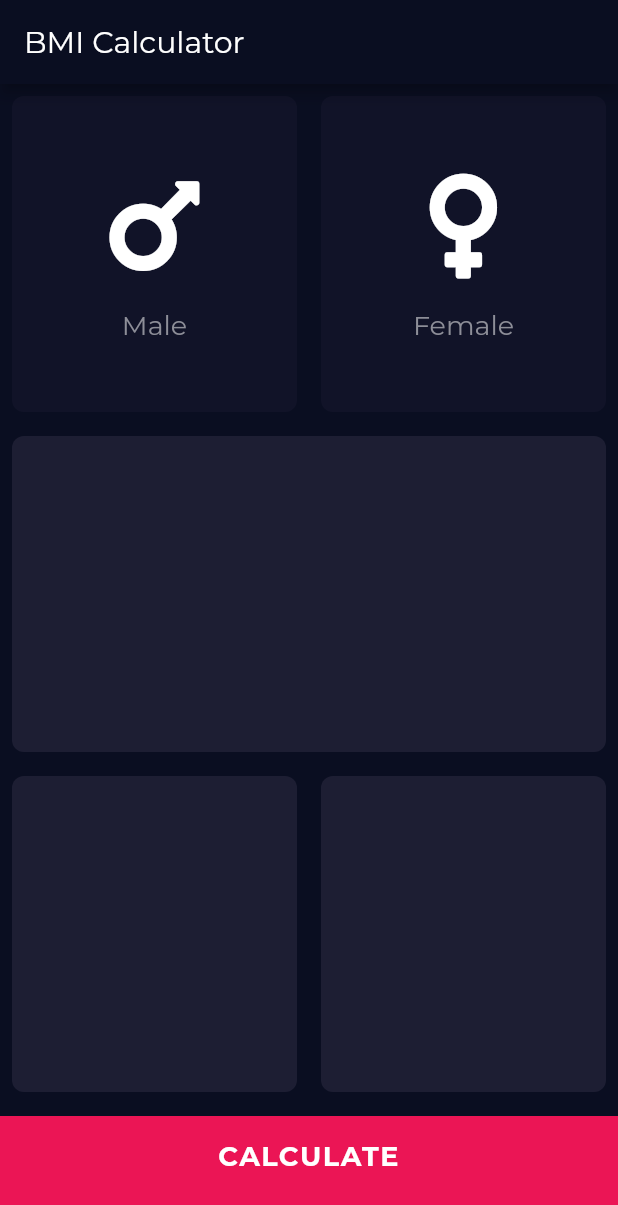
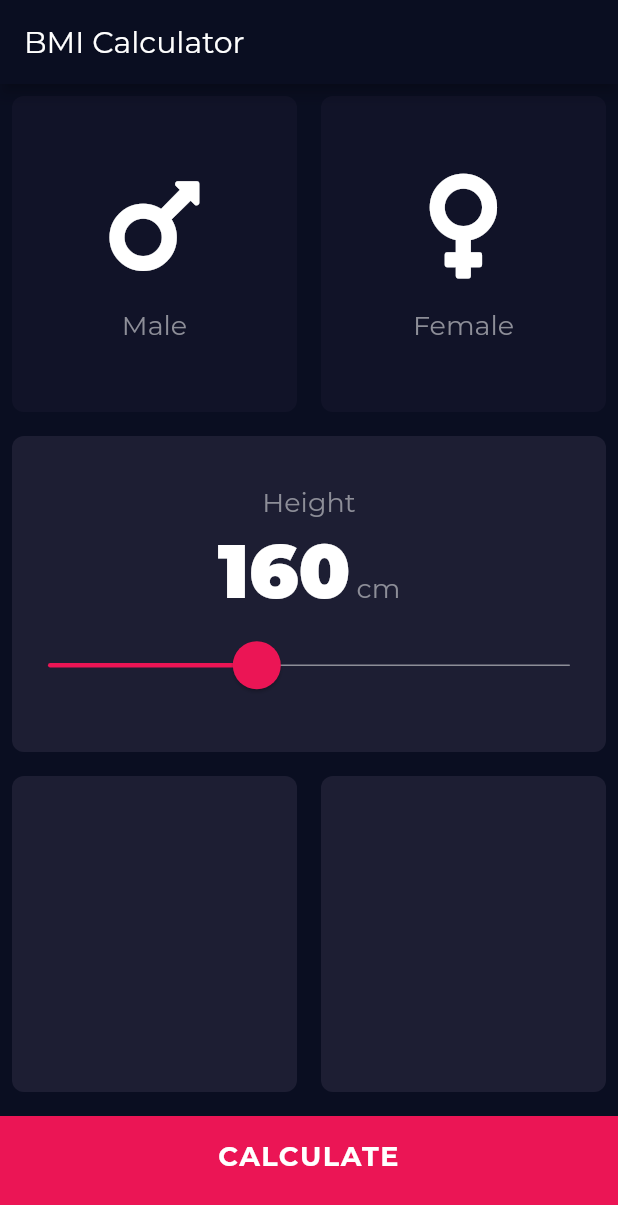
Before and after one commit to max-jellycat/bmi_calculator, a Flutter app: the screen it shows after launch, on a phone screen of 412 x 824 dp. Shown: the top 1205 px of the screen. Run offline on Flutter 3.47's test engine with Material 2 defaults, Android fonts, the light colour scheme and no system bars; our stand-ins replace font_awesome_flutter.

Commit message:
height slider

```diff
--- /dev/null
+++ b/lib/constants.dart
@@ -0,0 +1,23 @@
+import 'package:flutter/material.dart';
+
+const kMinHeight = 120.0;
+const kMaxHeight = 220.0;
+
+const kPrimaryColor = Color(0xFF0A0E21);
+const kAccentColor = Color(0xFFEB1555);
+const kAccentColorAlpha = Color(0x1FEB1555);
+const kLabelColor = Color(0xFF8D8E98);
+const kActiveCardColor = Color(0xFF1D1E33);
+const kInactiveCardColor = Color(0xFF111328);
+
+const kBottomButtonHeight = 80.0;
+
+const TextStyle kLabelTextStyle = TextStyle(
+  fontSize: 18.0,
+  color: kLabelColor,
+);
+
+const TextStyle kValueTextStyle = TextStyle(
+  fontSize: 50.0,
+  fontWeight: FontWeight.w900,
+);
--- a/lib/main.dart
+++ b/lib/main.dart
@@ -1,14 +1,15 @@
 import 'package:flutter/material.dart';
 import 'pages/input_page.dart';
+import 'constants.dart';
 
 void main() {
   runApp(
     MaterialApp(
       theme: ThemeData(
         brightness: Brightness.dark,
-        primaryColor: Color(0xFF0A0E21),
-        accentColor: Color(0xFFEB1555),
-        scaffoldBackgroundColor: Color(0xFF0A0E21),
+        primaryColor: kPrimaryColor,
+        accentColor: kAccentColor,
+        scaffoldBackgroundColor: kPrimaryColor,
         fontFamily: "Montserrat",
       ),
       home: InputPage(),
--- a/lib/pages/input_page.dart
+++ b/lib/pages/input_page.dart
@@ -1,13 +1,10 @@
 import 'package:flutter/material.dart';
 import 'package:font_awesome_flutter/font_awesome_flutter.dart';
 
+import '../constants.dart';
 import '../widgets/box.dart';
 import '../widgets/icon_content.dart';
-
-const activeCardColour = Color(0xFF1D1E33);
-const inactiveCardColour = Color(0xFF111328);
-const bottomButtonColor = Color(0xFFEB1555);
-const bottomButtonHeight = 80.0;
+import '../widgets/slider_content.dart';
 
 enum Gender { male, female }
 
@@ -18,6 +15,7 @@ class InputPage extends StatefulWidget {
 
 class _InputPageState extends State<InputPage> {
   Gender selectedGender;
+  int selectedHeight = 160;
 
   @override
   Widget build(BuildContext context) {
@@ -27,6 +25,7 @@ class _InputPageState extends State<InputPage> {
       ),
       body: Column(
         mainAxisAlignment: MainAxisAlignment.center,
+        crossAxisAlignment: CrossAxisAlignment.stretch,
         children: [
           Expanded(
             child: Row(
@@ -34,8 +33,8 @@ class _InputPageState extends State<InputPage> {
                 Expanded(
                   child: Box(
                     color: selectedGender == Gender.male
-                        ? activeCardColour
-                        : inactiveCardColour,
+                        ? kActiveCardColor
+                        : kInactiveCardColor,
                     child: IconContent(
                       icon: FontAwesomeIcons.mars,
                       label: 'Male',
@@ -50,8 +49,8 @@ class _InputPageState extends State<InputPage> {
                 Expanded(
                   child: Box(
                     color: selectedGender == Gender.female
-                        ? activeCardColour
-                        : inactiveCardColour,
+                        ? kActiveCardColor
+                        : kInactiveCardColor,
                     child: IconContent(
                       icon: FontAwesomeIcons.venus,
                       label: 'Female',
@@ -68,7 +67,16 @@ class _InputPageState extends State<InputPage> {
           ),
           Expanded(
             child: Box(
-              color: activeCardColour,
+              color: kActiveCardColor,
+              child: SliderContent(
+                label: "Height",
+                value: selectedHeight,
+                onChanged: (double value) {
+                  setState(() {
+                    selectedHeight = value.round();
+                  });
+                },
+              ),
             ),
           ),
           Expanded(
@@ -76,21 +84,21 @@ class _InputPageState extends State<InputPage> {
               children: [
                 Expanded(
                   child: Box(
-                    color: activeCardColour,
+                    color: kActiveCardColor,
                   ),
                 ),
                 Expanded(
                   child: Box(
-                    color: activeCardColour,
+                    color: kActiveCardColor,
                   ),
                 ),
               ],
             ),
           ),
           Container(
-            color: bottomButtonColor,
+            color: kAccentColor,
             width: double.infinity,
-            height: bottomButtonHeight,
+            height: kBottomButtonHeight,
             margin: EdgeInsets.only(top: 8.0),
             child: Padding(
               padding: const EdgeInsets.all(16.0),
--- a/lib/widgets/icon_content.dart
+++ b/lib/widgets/icon_content.dart
@@ -1,4 +1,5 @@
 import 'package:flutter/material.dart';
+import '../constants.dart';
 
 class IconContent extends StatelessWidget {
   final IconData icon;
@@ -19,13 +20,7 @@ class IconContent extends StatelessWidget {
           size: 80.0,
         ),
         SizedBox(height: 16.0),
-        Text(
-          this.label,
-          style: TextStyle(
-            fontSize: 18.0,
-            color: Color(0xFF8D8E98),
-          ),
-        ),
+        Text(this.label, style: kLabelTextStyle),
       ],
     );
   }
--- /dev/null
+++ b/lib/widgets/slider_content.dart
@@ -0,0 +1,63 @@
+import 'package:flutter/material.dart';
+
+import '../constants.dart';
+
+class SliderContent extends StatelessWidget {
+  final String label;
+  final int value;
+  final Function onChanged;
+
+  SliderContent({this.label, this.value, this.onChanged});
+
+  @override
+  Widget build(BuildContext context) {
+    return Column(
+      mainAxisAlignment: MainAxisAlignment.center,
+      children: [
+        Text(
+          this.label,
+          style: kLabelTextStyle,
+        ),
+        SizedBox(height: 4.0),
+        Row(
+          mainAxisAlignment: MainAxisAlignment.center,
+          crossAxisAlignment: CrossAxisAlignment.baseline,
+          textBaseline: TextBaseline.alphabetic,
+          children: [
+            Text(
+              this.value.toString(),
+              style: kValueTextStyle,
+            ),
+            SizedBox(width: 4.0),
+            Text(
+              'cm',
+              style: kLabelTextStyle,
+            ),
+          ],
+        ),
+        SizedBox(height: 8.0),
+        SliderTheme(
+          data: SliderTheme.of(context).copyWith(
+            trackHeight: 1.0,
+            activeTrackColor: kAccentColor,
+            inactiveTrackColor: kLabelColor,
+            thumbColor: kAccentColor,
+            thumbShape: RoundSliderThumbShape(
+              enabledThumbRadius: 16.0,
+            ),
+            overlayColor: kAccentColorAlpha,
+            overlayShape: RoundSliderOverlayShape(
+              overlayRadius: 24.0,
+            ),
+          ),
+          child: Slider(
+            value: this.value.toDouble(),
+            min: kMinHeight,
+            max: kMaxHeight,
+            onChanged: (double value) => this.onChanged(value),
+          ),
+        )
+      ],
+    );
+  }
+}
--- a/pubspec.yaml
+++ b/pubspec.yaml
@@ -29,3 +29,5 @@ flutter:
       - asset: fonts/Montserrat-Regular.ttf
       - asset: fonts/Montserrat-700.ttf
         weight: 700
+      - asset: fonts/Montserrat-900.ttf
+        weight: 900
```
Also changed, not shown: fonts/Montserrat-900.ttf (added).
